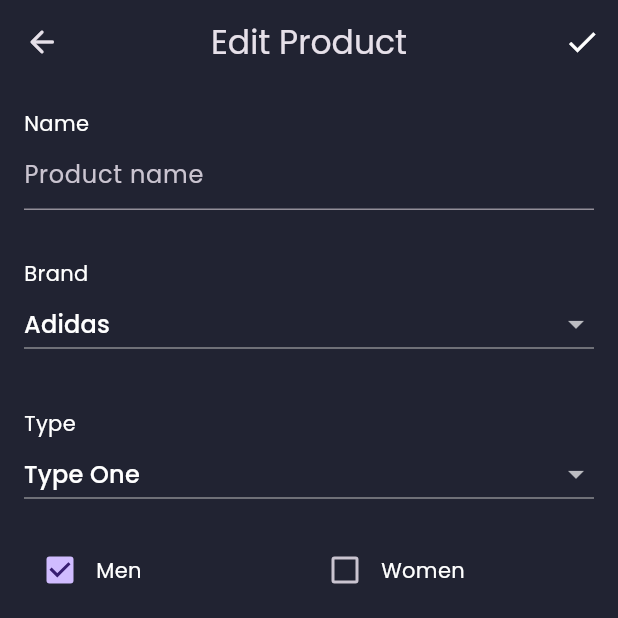
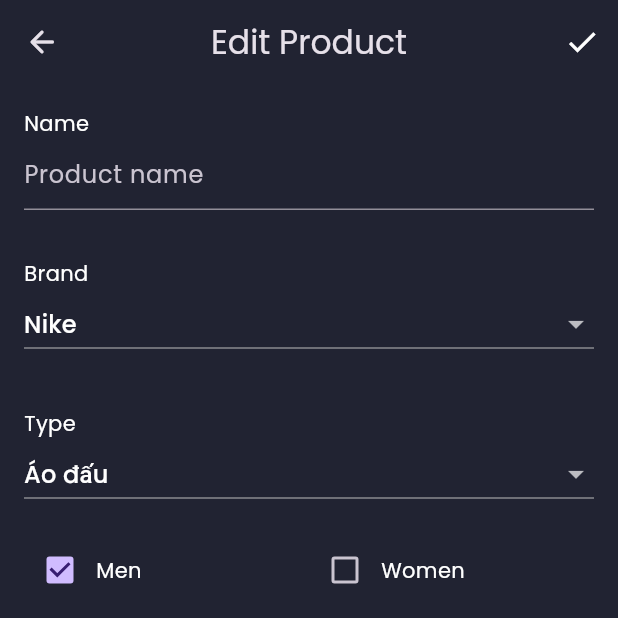
Before and after one commit to ntandat20130221/ecommerce-admin-app, a Flutter app: the ProductCreate screen opened directly, on a phone screen of 412 x 824 dp, the top half of it. Run offline on Flutter 3.47's test engine with Material 3 defaults, Android fonts, the phone set to English and light mode, and no system bars; our stand-ins replace flutter_svg, google_fonts, image_picker, shared_preferences, syncfusion_flutter_charts; accounts and stored records are empty.

```diff
--- /dev/null
+++ b/lib/domain/brand.dart
@@ -0,0 +1,7 @@
+class Brand {
+  Brand(this.id, this.name, [this.isSelected = false]);
+
+  int id;
+  String name;
+  bool isSelected;
+}
--- /dev/null
+++ b/lib/domain/type.dart
@@ -0,0 +1,7 @@
+class Type {
+  Type(this.id, this.name, [this.isSelected = false]);
+
+  int id;
+  String name;
+  bool isSelected;
+}
--- a/lib/presentation/products/product_create.dart
+++ b/lib/presentation/products/product_create.dart
@@ -1,9 +1,15 @@
+import 'dart:convert';
 import 'dart:io';
 
+import 'package:ecommerce_admin_app/domain/brand.dart';
+import 'package:ecommerce_admin_app/domain/type.dart';
 import 'package:ecommerce_admin_app/presentation/products/image_viewer.dart';
 import 'package:ecommerce_admin_app/shared/constants.dart';
 import 'package:flutter/material.dart';
+import 'package:http/http.dart' as http;
+import 'package:http_parser/http_parser.dart';
 import 'package:image_picker/image_picker.dart';
+import 'package:intl/intl.dart';
 
 class ProductCreate extends StatefulWidget {
   const ProductCreate({super.key, this.isEdit = false});
@@ -15,11 +21,28 @@ class ProductCreate extends StatefulWidget {
 }
 
 class _ProductCreateState extends State<ProductCreate> {
+  final nameController = TextEditingController();
+  final sizeController = TextEditingController();
+  final quantityController = TextEditingController();
+  final listedPriceController = TextEditingController();
+  final promPriceController = TextEditingController();
+
+  final brands = [
+    Brand(1, 'Nike'),
+    Brand(2, 'Adidas'),
+    Brand(3, 'Puma'),
+  ];
+
+  final types = [
+    Type(1, 'Áo đấu'),
+    Type(2, 'Áo huấn luyện'),
+    Type(3, 'Áo thủ môn'),
+    Type(4, 'Áo fan'),
+  ];
+
   final imageFiles = <File>[];
   int sizeCount = 1;
   int gender = 0;
-  String brand = 'ad';
-  String type = 'one';
 
   @override
   Widget build(BuildContext context) {
@@ -31,14 +54,57 @@ class _ProductCreateState extends State<ProductCreate> {
         surfaceTintColor: Colors.transparent,
         backgroundColor: colorBackground,
         leading: IconButton(onPressed: () => Navigator.of(context).pop(), icon: const Icon(Icons.arrow_back_rounded)),
-        actions: [IconButton(onPressed: () {}, icon: const Icon(Icons.check, color: Colors.white))],
+        actions: [
+          IconButton(
+              onPressed: () async {
+                final request = http.MultipartRequest('POST', Uri.parse('http://10.0.2.2:8080/api/products'));
+
+                request.files.add(http.MultipartFile.fromString(
+                  'product',
+                  jsonEncode(
+                    {
+                      'nameProduct': nameController.text,
+                      'starReview': 0,
+                      'idStatusProduct': 1,
+                      'listedPrice': listedPriceController.text,
+                      'promotionalPrice': promPriceController.text,
+                      'brand': {
+                        'id': brands.firstWhere((brand) => brand.isSelected, orElse: () => brands.first).id,
+                      },
+                      'typeProduct': {
+                        'id': types.firstWhere((type) => type.isSelected, orElse: () => types.first).id,
+                      },
+                      'idSex': gender,
+                      'timeCreated': DateFormat('yyyy-MM-dd\'T\'HH:mm:ss').format(DateTime.now()),
+                      'imageProducts': [],
+                      'comments': [],
+                    },
+                  ),
+                  contentType: MediaType('application', 'json'),
+                ));
+
+                final mutipartFiles = <http.MultipartFile>[];
+                for (final file in imageFiles) {
+                  final mutipartFile = await http.MultipartFile.fromPath('images', file.path);
+                  mutipartFiles.add(mutipartFile);
+                }
+                request.files.addAll(mutipartFiles);
+
+                final response = await request.send();
+
+                if (response.statusCode == 200 && context.mounted) {
+                  Navigator.of(context).pop();
+                }
+              },
+              icon: const Icon(Icons.check, color: Colors.white))
+        ],
       ),
       body: SingleChildScrollView(
         child: Column(
           crossAxisAlignment: CrossAxisAlignment.start,
           children: [
             const SizedBox(height: defaultPadding),
-            field('Name', 'Product name'),
+            field('Name', hint: 'Product name', controller: nameController),
             const SizedBox(height: defaultPadding),
             Padding(
               padding: const EdgeInsets.all(defaultPadding),
@@ -49,13 +115,13 @@ class _ProductCreateState extends State<ProductCreate> {
                   DropdownButton<String>(
                     borderRadius: BorderRadius.circular(8.0),
                     isExpanded: true,
-                    value: brand,
-                    onChanged: (value) => setState(() => brand = value ?? 'ad'),
-                    items: const [
-                      DropdownMenuItem(value: 'ad', child: Text('Adidas')),
-                      DropdownMenuItem(value: 'pu', child: Text('Puma')),
-                      DropdownMenuItem(value: 'ni', child: Text('Nike')),
-                    ],
+                    value: brands.firstWhere((brand) => brand.isSelected, orElse: () => brands.first).id.toString(),
+                    onChanged: (value) => setState(() {
+                      for (final brand in brands) {
+                        brand.isSelected = brand.id.toString() == value;
+                      }
+                    }),
+                    items: [...brands.map((brand) => DropdownMenuItem(value: brand.id.toString(), child: Text(brand.name)))],
                   ),
                 ],
               ),
@@ -69,13 +135,13 @@ class _ProductCreateState extends State<ProductCreate> {
                   DropdownButton<String>(
                     borderRadius: BorderRadius.circular(8.0),
                     isExpanded: true,
-                    value: type,
-                    onChanged: (value) => setState(() => type = value ?? 'one'),
-                    items: const [
-                      DropdownMenuItem(value: 'one', child: Text('Type One')),
-                      DropdownMenuItem(value: 'two', child: Text('Type Two')),
-                      DropdownMenuItem(value: 'three', child: Text('Type Three')),
-                    ],
+                    value: types.firstWhere((type) => type.isSelected, orElse: () => types.first).id.toString(),
+                    onChanged: (value) => setState(() {
+                      for (final type in types) {
+                        type.isSelected = type.id.toString() == value;
+                      }
+                    }),
+                    items: [...types.map((type) => DropdownMenuItem(value: type.id.toString(), child: Text(type.name)))],
                   ),
                 ],
               ),
@@ -95,7 +161,10 @@ class _ProductCreateState extends State<ProductCreate> {
                 for (int i = 0; i < sizeCount; i++)
                   Column(
                     children: [
-                      Row(children: [Expanded(child: field('Size', 'Product size')), Expanded(child: field('Quantity', 'Product quantity'))]),
+                      Row(children: [
+                        Expanded(child: field('Size', hint: 'Product size', controller: sizeController)),
+                        Expanded(child: field('Quantity', hint: 'Product quantity', controller: quantityController))
+                      ]),
                       const SizedBox(height: defaultPadding),
                     ],
                   ),
@@ -117,9 +186,9 @@ class _ProductCreateState extends State<ProductCreate> {
               ],
             ),
             const SizedBox(height: defaultPadding),
-            field('Listed price', 'Price', 'VNĐ'),
+            field('Listed price', hint: 'Price', suffixText: 'VNĐ', controller: listedPriceController),
             const SizedBox(height: defaultPadding),
-            field('Promotion price', 'Price', 'VNĐ'),
+            field('Promotion price', hint: 'Price', suffixText: 'VNĐ', controller: promPriceController),
             const SizedBox(height: defaultPadding),
             images()
           ],
@@ -128,14 +197,17 @@ class _ProductCreateState extends State<ProductCreate> {
     );
   }
 
-  Widget field(String label, [String? hint, String? suffixText]) {
+  Widget field(String label, {String? hint, String? suffixText, required TextEditingController controller}) {
     return Padding(
       padding: const EdgeInsets.symmetric(horizontal: defaultPadding),
       child: Column(
         crossAxisAlignment: CrossAxisAlignment.start,
         children: [
           Text(label),
-          TextField(decoration: InputDecoration(filled: false, hintText: hint, suffixText: suffixText)),
+          TextField(
+            decoration: InputDecoration(filled: false, hintText: hint, suffixText: suffixText),
+            controller: controller,
+          ),
         ],
       ),
     );
--- a/pubspec.yaml
+++ b/pubspec.yaml
@@ -43,6 +43,9 @@ dependencies:
   logger: ^2.0.2+1
   flutter_staggered_grid_view: ^0.7.0
   image_picker: ^1.0.5
+  http: ^1.1.2
+  intl: ^0.18.1
+  http_parser: ^4.0.2
 
 dev_dependencies:
   flutter_test:
```
Also changed, not shown: pubspec.lock, 1 other file.
